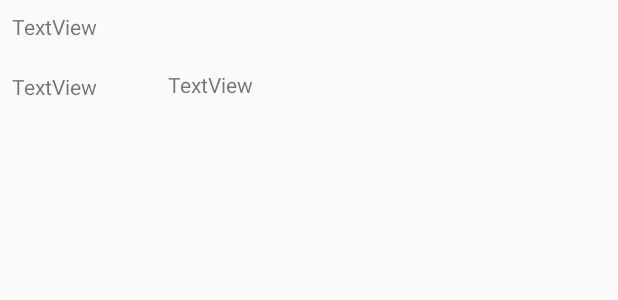
After one commit to silas-adailton/Filmes, an Android app: the layout item_list_user.xml on its own in the app's theme, with its tools: preview values and no code run, on a phone screen of 412 x 824 dp. The commit adds this screen. Shown: the top 300 px of the screen. Run offline under Robolectric (Android 15) with nearby library versions, the phone set to English and light mode, and no system bars.

Commit message:
Implementação Koin e RecyclerView
Implementação Koin e RecyclerView

```diff
--- a/app/build.gradle
+++ b/app/build.gradle
@@ -78,6 +78,7 @@ dependencies {
     implementation "com.google.firebase:firebase-core:$libs.firebaseCore"
     implementation "com.google.firebase:firebase-database:$libs.firebaseDatabase"
     implementation "com.android.support:multidex:$libs.multidex"
+    implementation 'androidx.recyclerview:recyclerview:1.0.0-rc02'
 
 }
 
--- a/app/src/main/java/com/oliveira/silas/cad/data/Repository.kt
+++ b/app/src/main/java/com/oliveira/silas/cad/data/Repository.kt
@@ -6,5 +6,4 @@ import io.reactivex.Maybe
 interface Repository {
     fun saveUser() : Maybe<User>
     fun getUsers() : Maybe<List<User>>
-    fun giveHello(): String
 }
--- /dev/null
+++ b/app/src/main/res/layout/item_list_user.xml
@@ -0,0 +1,47 @@
+<?xml version="1.0" encoding="utf-8"?>
+<androidx.constraintlayout.widget.ConstraintLayout
+    xmlns:android="http://schemas.android.com/apk/res/android"
+    xmlns:app="http://schemas.android.com/apk/res-auto"
+    xmlns:tools="http://schemas.android.com/tools"
+    android:layout_width="match_parent"
+    android:layout_height="match_parent">
+
+    <TextView
+        android:id="@+id/textView_name"
+        android:layout_width="0dp"
+        android:layout_height="32dp"
+        android:layout_marginStart="8dp"
+        android:layout_marginLeft="8dp"
+        android:layout_marginTop="8dp"
+        android:layout_marginEnd="8dp"
+        android:layout_marginRight="8dp"
+        android:text="TextView"
+        app:layout_constraintEnd_toEndOf="parent"
+        app:layout_constraintStart_toStartOf="parent"
+        app:layout_constraintTop_toTopOf="parent" />
+
+    <TextView
+        android:id="@+id/textView_age"
+        android:layout_width="67dp"
+        android:layout_height="35dp"
+        android:layout_marginStart="8dp"
+        android:layout_marginLeft="8dp"
+        android:layout_marginTop="8dp"
+        android:text="TextView"
+        app:layout_constraintStart_toStartOf="parent"
+        app:layout_constraintTop_toBottomOf="@+id/textView_name" />
+
+    <TextView
+        android:id="@+id/textView_id"
+        android:layout_width="64dp"
+        android:layout_height="34dp"
+        android:layout_marginStart="8dp"
+        android:layout_marginLeft="8dp"
+        android:layout_marginTop="-1dp"
+        android:layout_marginEnd="207dp"
+        android:layout_marginRight="207dp"
+        android:text="TextView"
+        app:layout_constraintEnd_toEndOf="parent"
+        app:layout_constraintStart_toEndOf="@+id/textView_age"
+        app:layout_constraintTop_toTopOf="@+id/textView_age" />
+</androidx.constraintlayout.widget.ConstraintLayout>
```
Also changed, not shown: app/src/main/java/com/oliveira/silas/cad/data/RepositoryUser.kt (+2 -21 lines), app/src/main/java/com/oliveira/silas/cad/di/Modules.kt (+11 -2 lines), app/src/main/java/com/oliveira/silas/cad/ui/main/MainApplication.kt (+7 -2 lines), app/src/main/java/com/oliveira/silas/cad/ui/main/MainFragment.kt (+31 -10 lines), app/src/main/java/com/oliveira/silas/cad/ui/main/UserAdapter.kt (added, +35 -0 lines), app/src/main/java/com/oliveira/silas/cad/ui/main/user/UserViewModel.kt (+4 -4 lines), app/src/main/res/layout/main_fragment.xml (+10 -8 lines).
